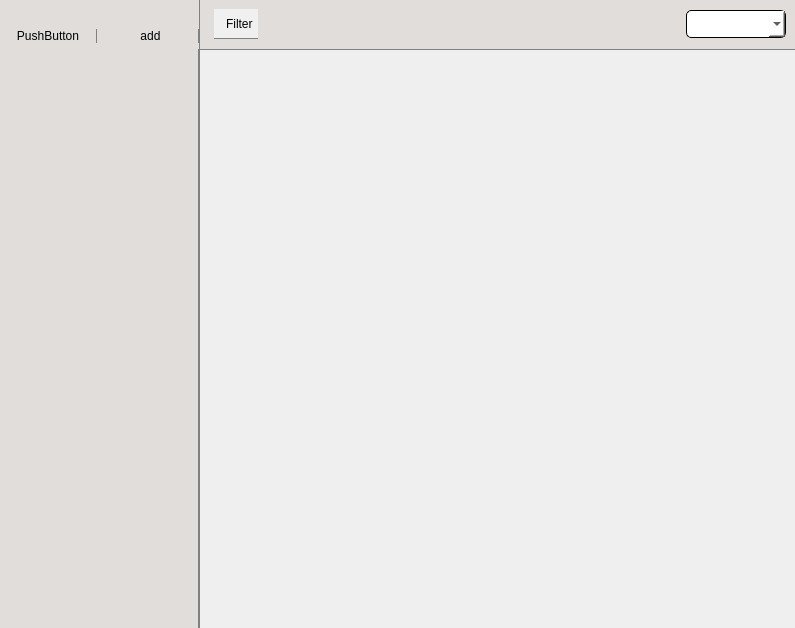
The window that app/mainwindow.ui (baptistegasser/Bibliotheque_Photo) describes before a commit, drawn with Qt 5.
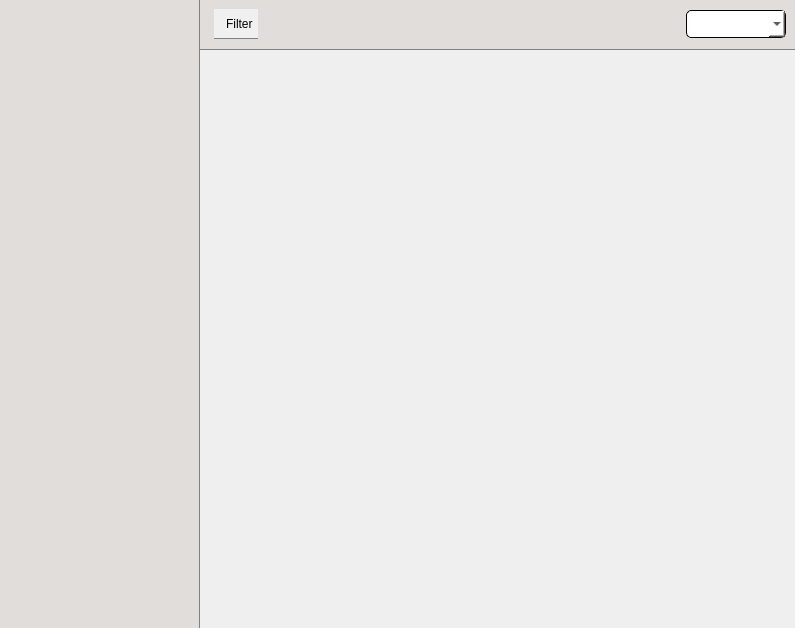
The same window after the commit. Icons and pictures are not drawn. Custom widgets are drawn as their Qt base class.

Commit message: Clean and use new folder view

The edit to the form file:
```diff
--- a/app/mainwindow.ui
+++ b/app/mainwindow.ui
@@ -43,7 +43,7 @@
         <item row="0" column="0">
          <widget class="QGroupBox" name="groupBox_2">
           <property name="sizePolicy">
-           <sizepolicy hsizetype="Fixed" vsizetype="Preferred">
+           <sizepolicy hsizetype="Preferred" vsizetype="Preferred">
             <horstretch>0</horstretch>
             <verstretch>0</verstretch>
            </sizepolicy>
@@ -108,59 +108,14 @@
             </widget>
            </item>
            <item>
-            <layout class="QHBoxLayout" name="horizontalLayout_4">
-             <property name="bottomMargin">
-              <number>0</number>
+            <widget class="DirectoryManager" name="widget" native="true">
+             <property name="sizePolicy">
+              <sizepolicy hsizetype="Fixed" vsizetype="Preferred">
+               <horstretch>0</horstretch>
+               <verstretch>0</verstretch>
+              </sizepolicy>
              </property>
-             <item>
-              <widget class="QPushButton" name="_del_dir">
-               <property name="text">
-                <string>PushButton</string>
-               </property>
-              </widget>
-             </item>
-             <item>
-              <widget class="QPushButton" name="_add_dir">
-               <property name="text">
-                <string>add</string>
-               </property>
-              </widget>
-             </item>
-            </layout>
-           </item>
-           <item>
-            <layout class="QHBoxLayout" name="horizontalLayout_3">
-             <item>
-              <widget class="FolderTreeView" name="_dir_tree">
-               <property name="sizePolicy">
-                <sizepolicy hsizetype="Ignored" vsizetype="Expanding">
-                 <horstretch>0</horstretch>
-                 <verstretch>0</verstretch>
-                </sizepolicy>
-               </property>
-               <property name="dragDropMode">
-                <enum>QAbstractItemView::DropOnly</enum>
-               </property>
-               <property name="horizontalScrollMode">
-                <enum>QAbstractItemView::ScrollPerPixel</enum>
-               </property>
-               <property name="indentation">
-                <number>12</number>
-               </property>
-               <attribute name="headerVisible">
-                <bool>false</bool>
-               </attribute>
-               <attribute name="headerStretchLastSection">
-                <bool>false</bool>
-               </attribute>
-               <column>
-                <property name="text">
-                 <string>1</string>
-                </property>
-               </column>
-              </widget>
-             </item>
-            </layout>
+            </widget>
            </item>
           </layout>
          </widget>
@@ -278,9 +233,10 @@
  </widget>
  <customwidgets>
   <customwidget>
-   <class>FolderTreeView</class>
-   <extends>QTreeWidget</extends>
-   <header>foldertreeview.h</header>
+   <class>DirectoryManager</class>
+   <extends>QWidget</extends>
+   <header>directorymanager.h</header>
+   <container>1</container>
   </customwidget>
  </customwidgets>
  <resources>
```
The commit also changes 2 other files.
